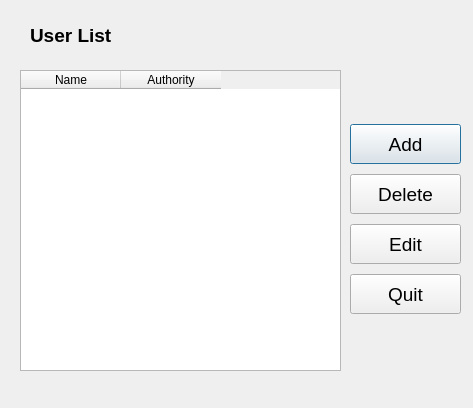
The window that dialoguser.ui (mychuang/IP_CAM) describes before a commit, drawn with Qt 5.
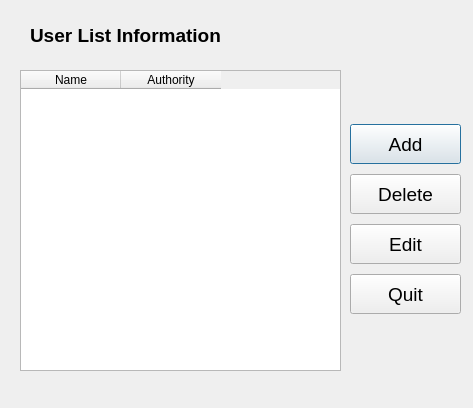
The same window after the commit.

What changed in the file:
```diff
--- a/dialoguser.ui
+++ b/dialoguser.ui
@@ -128,7 +128,7 @@
     <rect>
      <x>30</x>
      <y>20</y>
-     <width>131</width>
+     <width>231</width>
      <height>31</height>
     </rect>
    </property>
@@ -140,7 +140,7 @@
     </font>
    </property>
    <property name="text">
-    <string>User List</string>
+    <string>User List Information</string>
    </property>
   </widget>
  </widget>
```
